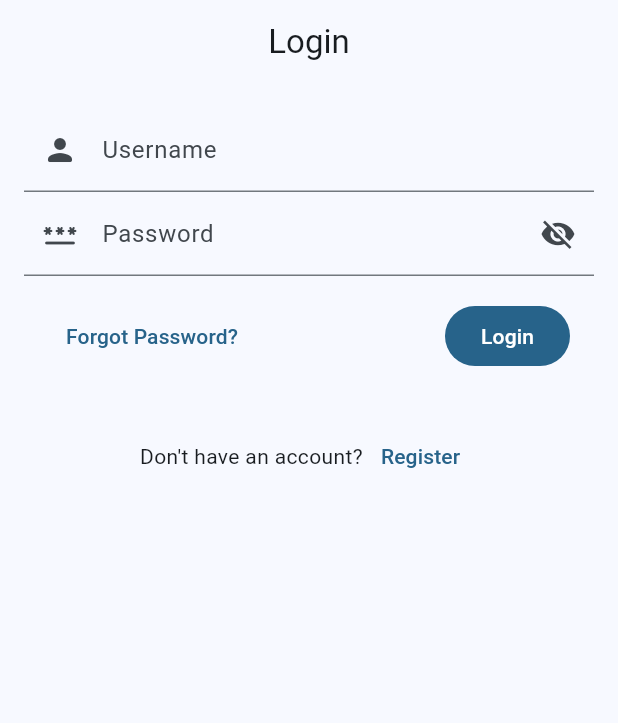
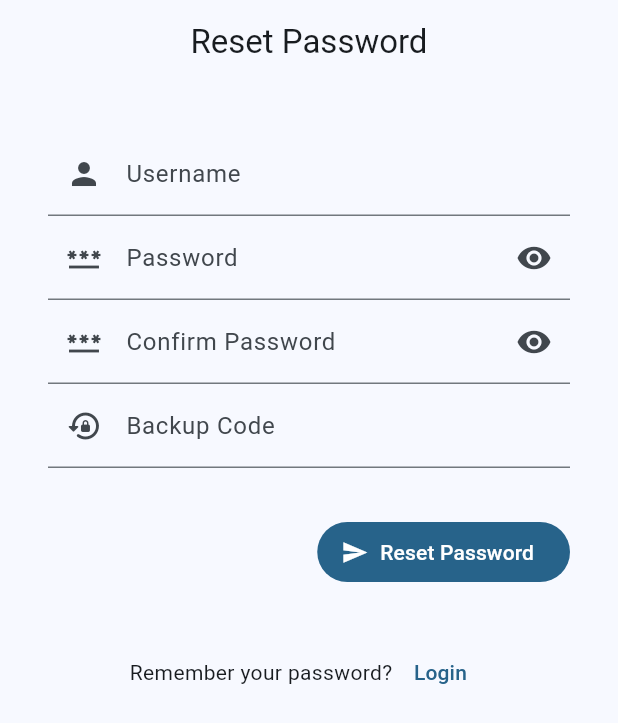
Before and after one commit to absolutionjewelry/manage_admin, a Flutter app: the screen it shows after launch, after a tap on "Forgot Password?", on a phone screen of 412 x 824 dp. Shown: the top 723 px of the screen. Run offline on Flutter 3.47's test engine with Material 3 defaults, Android fonts, the phone set to English and light mode, and no system bars; our stand-ins replace flutter_riverpod, shared_preferences.

Commit message:
Added reset password

```diff
--- a/lib/auth/login.dart
+++ b/lib/auth/login.dart
@@ -8,6 +8,7 @@ import '../providers/auth.dart';
 import '../app.dart';
 import '../models/token.dart';
 import '../auth/register.dart';
+import '../auth/reset_password.dart';
 
 class LoginView extends ConsumerStatefulWidget {
   const LoginView({super.key});
@@ -134,7 +135,14 @@ class _LoginViewState extends ConsumerState<LoginView> {
                             mainAxisAlignment: MainAxisAlignment.spaceBetween,
                             children: [
                               TextButton(
-                                onPressed: () {},
+                                onPressed:
+                                    () => Navigator.of(context).pushReplacement(
+                                      MaterialPageRoute(
+                                        builder:
+                                            (context) =>
+                                                const ResetPasswordView(),
+                                      ),
+                                    ),
                                 child: const Text('Forgot Password?'),
                               ),
                               FilledButton(
@@ -150,7 +158,7 @@ class _LoginViewState extends ConsumerState<LoginView> {
                   Row(
                     mainAxisAlignment: MainAxisAlignment.center,
                     children: [
-                      Text('Don\'t have an account?'),
+                      Text("Don't have an account?"),
                       TextButton(
                         onPressed:
                             () => Navigator.of(context).pushReplacement(
--- /dev/null
+++ b/lib/auth/reset_password.dart
@@ -0,0 +1,212 @@
+import 'package:flutter/material.dart';
+import 'package:flutter_riverpod/flutter_riverpod.dart';
+import 'package:manage_admin/auth/login.dart';
+import '../app.dart';
+import '../providers/auth.dart' as auth;
+
+class ResetPasswordView extends ConsumerStatefulWidget {
+  const ResetPasswordView({super.key});
+
+  @override
+  ConsumerState<ResetPasswordView> createState() => _ResetPasswordState();
+}
+
+class _ResetPasswordState extends ConsumerState<ResetPasswordView> {
+  final usernameController = TextEditingController();
+  final passwordController = TextEditingController();
+  final confirmPasswordController = TextEditingController();
+  final codeController = TextEditingController();
+  bool isLoading = false;
+  bool isShowPassword = false;
+  String error = '';
+
+  Future<void> resetPassword(context) async {
+    if (passwordController.text != confirmPasswordController.text) {
+      setState(() {
+        error = 'Passwords do not match';
+      });
+      return;
+    }
+    if (usernameController.text.isEmpty ||
+        passwordController.text.isEmpty ||
+        confirmPasswordController.text.isEmpty ||
+        codeController.text.isEmpty) {
+      setState(() {
+        error = 'Please fill all fields';
+      });
+      return;
+    }
+
+    setState(() {
+      isLoading = true;
+    });
+
+    final result = await auth.resetPassword(
+      ref: ref,
+      username: usernameController.text,
+      password: passwordController.text,
+      code: codeController.text,
+    );
+
+    setState(() {
+      isLoading = false;
+    });
+
+    if (result != null) {
+      ScaffoldMessenger.of(context).showSnackBar(
+        const SnackBar(content: Text('Password reset successfully')),
+      );
+      Navigator.pushReplacement(
+        context,
+        MaterialPageRoute(builder: (context) => const App()),
+      );
+      return;
+    }
+
+    ScaffoldMessenger.of(
+      context,
+    ).showSnackBar(const SnackBar(content: Text('Invalid backup code')));
+  }
+
+  @override
+  Widget build(BuildContext context) {
+    return Scaffold(
+      appBar: AppBar(title: const Text('Reset Password'), centerTitle: true),
+      body:
+          isLoading
+              ? const Center(child: CircularProgressIndicator())
+              : Container(
+                padding: const EdgeInsets.all(16),
+                child: Column(
+                  children: [
+                    Container(
+                      padding: const EdgeInsets.all(16),
+                      child: Column(
+                        children: [
+                          AutofillGroup(
+                            child: TextField(
+                              controller: usernameController,
+                              decoration: InputDecoration(
+                                labelText: 'Username',
+                                prefixIcon: const Icon(Icons.person),
+                              ),
+                              autofillHints: const [AutofillHints.username],
+                              onSubmitted: (value) => resetPassword(context),
+                            ),
+                          ),
+                          AutofillGroup(
+                            child: TextField(
+                              controller: passwordController,
+                              decoration: InputDecoration(
+                                labelText: 'Password',
+                                prefixIcon: const Icon(Icons.password),
+                                suffixIcon: IconButton(
+                                  onPressed:
+                                      () => setState(
+                                        () => isShowPassword = !isShowPassword,
+                                      ),
+                                  icon:
+                                      isShowPassword
+                                          ? const Icon(Icons.visibility_off)
+                                          : const Icon(Icons.visibility),
+                                ),
+                              ),
+                              autofillHints: const [AutofillHints.password],
+                              obscureText: !isShowPassword,
+                              onSubmitted: (value) => resetPassword(context),
+                            ),
+                          ),
+                          AutofillGroup(
+                            child: TextField(
+                              controller: confirmPasswordController,
+                              decoration: InputDecoration(
+                                labelText: 'Confirm Password',
+                                prefixIcon: const Icon(Icons.password),
+                                suffixIcon: IconButton(
+                                  onPressed:
+                                      () => setState(
+                                        () => isShowPassword = !isShowPassword,
+                                      ),
+                                  icon:
+                                      isShowPassword
+                                          ? const Icon(Icons.visibility_off)
+                                          : const Icon(Icons.visibility),
+                                ),
+                              ),
+                              autofillHints: const [AutofillHints.password],
+                              obscureText: !isShowPassword,
+                              onSubmitted: (value) => resetPassword(context),
+                            ),
+                          ),
+                          AutofillGroup(
+                            child: TextField(
+                              controller: codeController,
+                              decoration: InputDecoration(
+                                labelText: 'Backup Code',
+                                prefixIcon: const Icon(
+                                  Icons.lock_reset_rounded,
+                                ),
+                              ),
+                              autofillHints: const [AutofillHints.oneTimeCode],
+                              onSubmitted: (value) => resetPassword(context),
+                            ),
+                          ),
+                        ],
+                      ),
+                    ),
+                    Container(
+                      padding: const EdgeInsets.all(16),
+                      child: Row(
+                        mainAxisAlignment: MainAxisAlignment.end,
+                        children: [
+                          FilledButton.icon(
+                            onPressed: () => resetPassword(context),
+                            icon: const Icon(Icons.send),
+                            label: const Text('Reset Password'),
+                          ),
+                        ],
+                      ),
+                    ),
+                    Container(
+                      width: double.infinity,
+                      margin: const EdgeInsets.only(top: 16),
+                      child: Row(
+                        mainAxisAlignment: MainAxisAlignment.center,
+                        children: [
+                          Text('Remember your password?'),
+                          TextButton(
+                            onPressed:
+                                () => Navigator.of(context).pushReplacement(
+                                  MaterialPageRoute(
+                                    builder: (context) => const LoginView(),
+                                  ),
+                                ),
+                            child: Text('Login'),
+                          ),
+                        ],
+                      ),
+                    ),
+                    if (error.isNotEmpty)
+                      Expanded(
+                        child: Container(
+                          width: double.infinity,
+                          padding: const EdgeInsets.all(16),
+                          decoration: BoxDecoration(
+                            color: Colors.red,
+                            borderRadius: BorderRadius.circular(20),
+                          ),
+                          child: Center(
+                            child: Text(
+                              error,
+                              textAlign: TextAlign.center,
+                              style: const TextStyle(color: Colors.white),
+                            ),
+                          ),
+                        ),
+                      ),
+                  ],
+                ),
+              ),
+    );
+  }
+}
--- a/lib/requests/endpoints.dart
+++ b/lib/requests/endpoints.dart
@@ -3,5 +3,6 @@ const String baseUrl = 'http://localhost:8000/api';
 const String loginPath = '$baseUrl/auth';
 const String registerPath = '$baseUrl/auth/register';
 const String logoutPath = '$baseUrl/auth';
+const String resetPasswordPath = '$baseUrl/auth/reset-password';
 
 const String storesPath = '$baseUrl/stores';
```
Also changed, not shown: lib/providers/auth.dart (+36 -0 lines).
